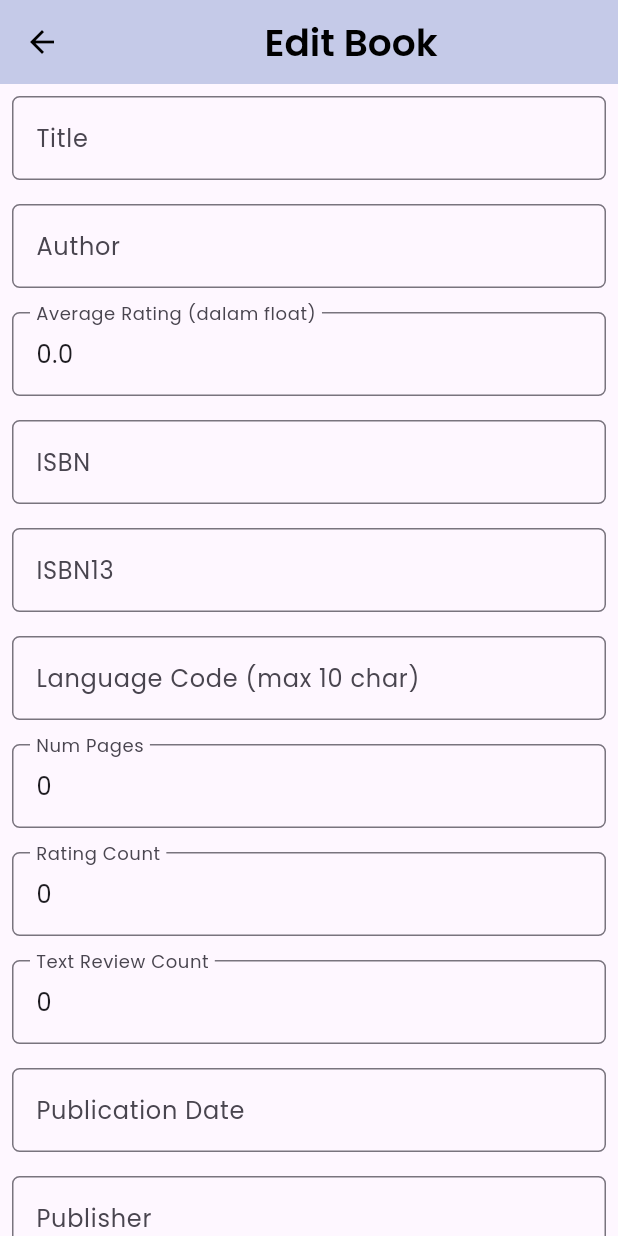
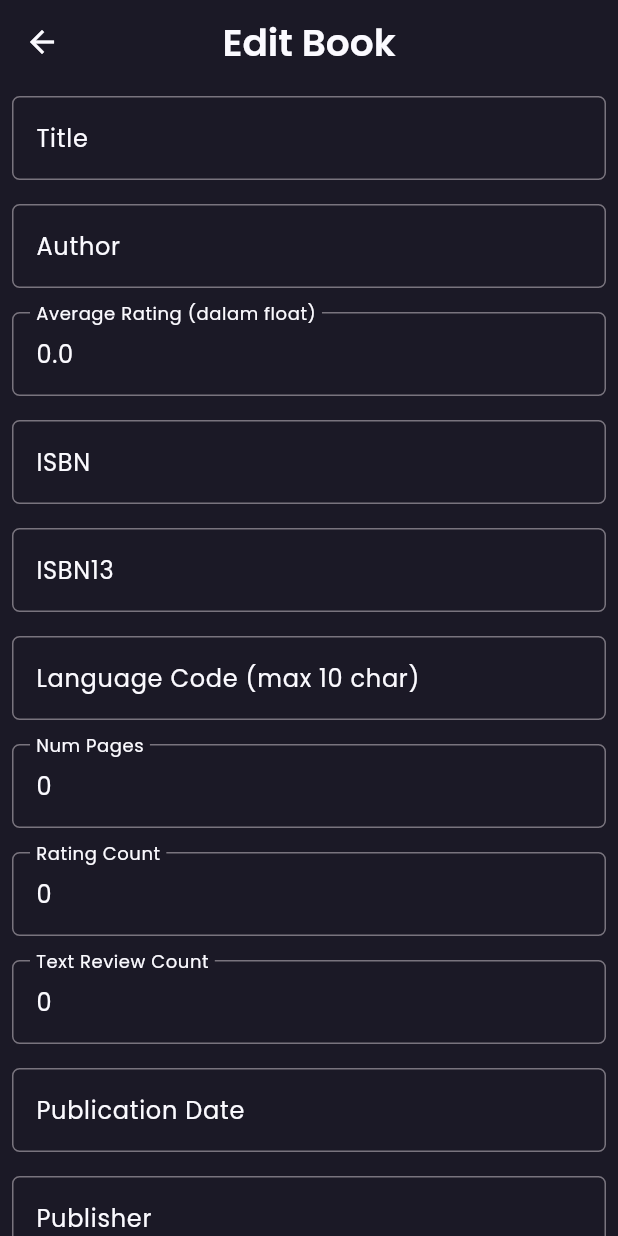
Before and after one commit to yps-a04/ulasbuku_mobile, a Flutter app: the EditBookPage screen opened directly with empty values, on a phone screen of 412 x 824 dp. Run offline on Flutter 3.47's test engine with Material 3 defaults, Android fonts, the phone set to English and light mode, and no system bars; our stand-ins replace bloc, equatable, flutter_bloc, flutter_rating_bar, google_fonts, sizer and 1 more; missing offline and left inert: pbp_django_auth.

Commit message:
Implement dark mode on admin features

```diff
--- /dev/null
+++ b/devtools_options.yaml
@@ -0,0 +1 @@
+extensions:
--- a/lib/features/admin/presentation/form/edit_book.dart
+++ b/lib/features/admin/presentation/form/edit_book.dart
@@ -5,19 +5,20 @@ import 'dart:convert';
 import 'package:flutter/material.dart';
 import 'package:pbp_django_auth/pbp_django_auth.dart';
 import 'package:provider/provider.dart';
+import 'package:ulas_buku_mobile/core/theme/ub_color.dart';
 import 'package:ulas_buku_mobile/features/home/data/models/book.dart';
 import 'package:ulas_buku_mobile/features/home/presentation/pages/home_page.dart';
 
 class EditBookPage extends StatefulWidget {
-  const EditBookPage({Key? key, required this.book}) : super(key: key);
+  const EditBookPage({Key? key, required this.book, required this.isLightMode}) : super(key: key);
   final Book book;
+  final bool isLightMode;
 
   @override
   _EditBookPageState createState() => _EditBookPageState();
 }
 
 class _EditBookPageState extends State<EditBookPage> {
-  bool isLightMode = true;
   String? _title = "";
   String? _author = "";
   double? _averageRating = 0.0;
@@ -50,21 +51,23 @@ class _EditBookPageState extends State<EditBookPage> {
   @override
   Widget build(BuildContext context) {
     final request = context.watch<CookieRequest>();
+    Color backgroundColor = widget.isLightMode ? UBColor.lightBgColor : UBColor.darkBgColor;
+    Color secondaryColor = !widget.isLightMode ? UBColor.lightBgColor : UBColor.darkBgColor;
 
     return Scaffold(
       appBar: AppBar(
-        title: const Center(
-          child: Text(
-            'Edit Book',
-            style: TextStyle(
-              fontSize: 25.0,
-              fontWeight: FontWeight.w600,
-            ),
+        centerTitle: true,
+        title: Text(
+          'Edit Book',
+          style: TextStyle(
+            fontSize: 25.0,
+            fontWeight: FontWeight.w600,
           ),
         ),
-        backgroundColor: const Color(0xffc5cae8),
-        foregroundColor: Colors.black,
+        backgroundColor: backgroundColor,
+        foregroundColor: secondaryColor,
       ),
+      backgroundColor: backgroundColor,
       body: SingleChildScrollView(
         child: Column(
           crossAxisAlignment: CrossAxisAlignment.start,
@@ -73,8 +76,10 @@ class _EditBookPageState extends State<EditBookPage> {
               padding: const EdgeInsets.all(8.0),
               child: TextFormField(
                 initialValue: widget.book.fields!.title,
+                style: TextStyle(color: secondaryColor),
                 decoration: InputDecoration(
                   labelText: "Title",
+                  labelStyle: TextStyle(color: secondaryColor),
                   border: OutlineInputBorder(
                     borderRadius: BorderRadius.circular(5.0),
                   ),
@@ -97,8 +102,10 @@ class _EditBookPageState extends State<EditBookPage> {
               padding: const EdgeInsets.all(8.0),
               child: TextFormField(
                 initialValue: widget.book.fields!.author,
+                style: TextStyle(color: secondaryColor),
                 decoration: InputDecoration(
                   labelText: "Author",
+                  labelStyle: TextStyle(color: secondaryColor),
                   border: OutlineInputBorder(
                     borderRadius: BorderRadius.circular(5.0),
                   ),
@@ -122,8 +129,10 @@ class _EditBookPageState extends State<EditBookPage> {
               padding: const EdgeInsets.all(8.0),
               child: TextFormField(
                 initialValue: widget.book.fields!.averageRating.toString(),
+                style: TextStyle(color: secondaryColor),
                 decoration: InputDecoration(
                   labelText: "Average Rating (dalam float)",
+                  labelStyle: TextStyle(color: secondaryColor),
                   border: OutlineInputBorder(
                     borderRadius: BorderRadius.circular(5.0),
                   ),
@@ -149,8 +158,10 @@ class _EditBookPageState extends State<EditBookPage> {
               padding: const EdgeInsets.all(8.0),
               child: TextFormField(
                 initialValue: widget.book.fields!.isbn,
+                style: TextStyle(color: secondaryColor),
                 decoration: InputDecoration(
                   labelText: "ISBN",
+                  labelStyle: TextStyle(color: secondaryColor),
                   border: OutlineInputBorder(
                     borderRadius: BorderRadius.circular(5.0),
                   ),
@@ -173,8 +184,10 @@ class _EditBookPageState extends State<EditBookPage> {
               padding: const EdgeInsets.all(8.0),
               child: TextFormField(
                 initialValue: widget.book.fields!.isbn13,
+                style: TextStyle(color: secondaryColor),
                 decoration: InputDecoration(
                   labelText: "ISBN13",
+                  labelStyle: TextStyle(color: secondaryColor),
                   border: OutlineInputBorder(
                     borderRadius: BorderRadius.circular(5.0),
                   ),
@@ -197,8 +210,10 @@ class _EditBookPageState extends State<EditBookPage> {
               padding: const EdgeInsets.all(8.0),
               child: TextFormField(
                 initialValue: widget.book.fields!.languageCode,
+                style: TextStyle(color: secondaryColor),
                 decoration: InputDecoration(
                   labelText: "Language Code (max 10 char)",
+                  labelStyle: TextStyle(color: secondaryColor),
                   border: OutlineInputBorder(
                     borderRadius: BorderRadius.circular(5.0),
                   ),
@@ -221,8 +236,10 @@ class _EditBookPageState extends State<EditBookPage> {
               padding: const EdgeInsets.all(8.0),
               child: TextFormField(
                 initialValue: widget.book.fields!.numPages.toString(),
+                style: TextStyle(color: secondaryColor),
                 decoration: InputDecoration(
                   labelText: "Num Pages",
+                  labelStyle: TextStyle(color: secondaryColor),
                   border: OutlineInputBorder(
                     borderRadius: BorderRadius.circular(5.0),
                   ),
@@ -248,8 +265,10 @@ class _EditBookPageState extends State<EditBookPage> {
               padding: const EdgeInsets.all(8.0),
               child: TextFormField(
                 initialValue: widget.book.fields!.ratingCount.toString(),
+                style: TextStyle(color: secondaryColor),
                 decoration: InputDecoration(
                   labelText: "Rating Count",
+                  labelStyle: TextStyle(color: secondaryColor),
                   border: OutlineInputBorder(
                     borderRadius: BorderRadius.circular(5.0),
                   ),
@@ -275,8 +294,10 @@ class _EditBookPageState extends State<EditBookPage> {
               padding: const EdgeInsets.all(8.0),
               child: TextFormField(
                 initialValue: widget.book.fields!.textReviewCount.toString(),
+                style: TextStyle(color: secondaryColor),
                 decoration: InputDecoration(
                   labelText: "Text Review Count",
+                  labelStyle: TextStyle(color: secondaryColor),
                   border: OutlineInputBorder(
                     borderRadius: BorderRadius.circular(5.0),
                   ),
@@ -302,8 +323,10 @@ class _EditBookPageState extends State<EditBookPage> {
               padding: const EdgeInsets.all(8.0),
               child: TextFormField(
                 initialValue: widget.book.fields!.publicationDate,
+                style: TextStyle(color: secondaryColor),
                 decoration: InputDecoration(
                   labelText: "Publication Date",
+                  labelStyle: TextStyle(color: secondaryColor),
                   border: OutlineInputBorder(
                     borderRadius: BorderRadius.circular(5.0),
                   ),
@@ -326,8 +349,10 @@ class _EditBookPageState extends State<EditBookPage> {
               padding: const EdgeInsets.all(8.0),
               child: TextFormField(
                 initialValue: widget.book.fields!.publisher,
+                style: TextStyle(color: secondaryColor),
                 decoration: InputDecoration(
                   labelText: "Publisher",
+                  labelStyle: TextStyle(color: secondaryColor),
                   border: OutlineInputBorder(
                     borderRadius: BorderRadius.circular(5.0),
                   ),
@@ -353,7 +378,7 @@ class _EditBookPageState extends State<EditBookPage> {
                 child: ElevatedButton(
                   style: ElevatedButton.styleFrom(
                     elevation: 4,
-                    backgroundColor: Colors.black,
+                    backgroundColor: secondaryColor,
                     shape: RoundedRectangleBorder(
                       borderRadius: BorderRadius.circular(8),
                     )
@@ -392,9 +417,9 @@ class _EditBookPageState extends State<EditBookPage> {
                         ));
                     }
                   },
-                  child: const Text(
+                  child: Text(
                     "Save",
-                    style: TextStyle(fontSize: 16 ,color: Colors.white),
+                    style: TextStyle(fontSize: 16 ,color: backgroundColor),
                   ),
                 ),
               ),
--- a/lib/features/authentication/presentation/login/login_page.dart
+++ b/lib/features/authentication/presentation/login/login_page.dart
@@ -113,7 +113,7 @@ class _LoginPageState extends State<LoginPage> {
 
                       if (request.loggedIn) {
                         String uname = response['username'];
-                        bool isStaff = response['is_staff'][0];
+                        bool isStaff = response['is_staff'];
 
                         if (isStaff) {
                           //pushreplacemant ke admin page
--- a/lib/features/home/presentation/widgets/book_card.dart
+++ b/lib/features/home/presentation/widgets/book_card.dart
@@ -194,7 +194,7 @@ class BookCard extends StatelessWidget {
                             text: "Edit",
                             icon: Icons.edit,
                             onTap: () {
-                              Navigator.of(context).push(MaterialPageRoute(builder: (context) => EditBookPage(book: book,)));
+                              Navigator.of(context).push(MaterialPageRoute(builder: (context) => EditBookPage(book: book, isLightMode: isLightMode,)));
                             },
                           ),
                           UBButton(
```
Also changed, not shown: lib/features/admin/presentation/form/book_form.dart (+31 -6 lines), lib/features/admin/presentation/users/list_user.dart (+24 -12 lines).
